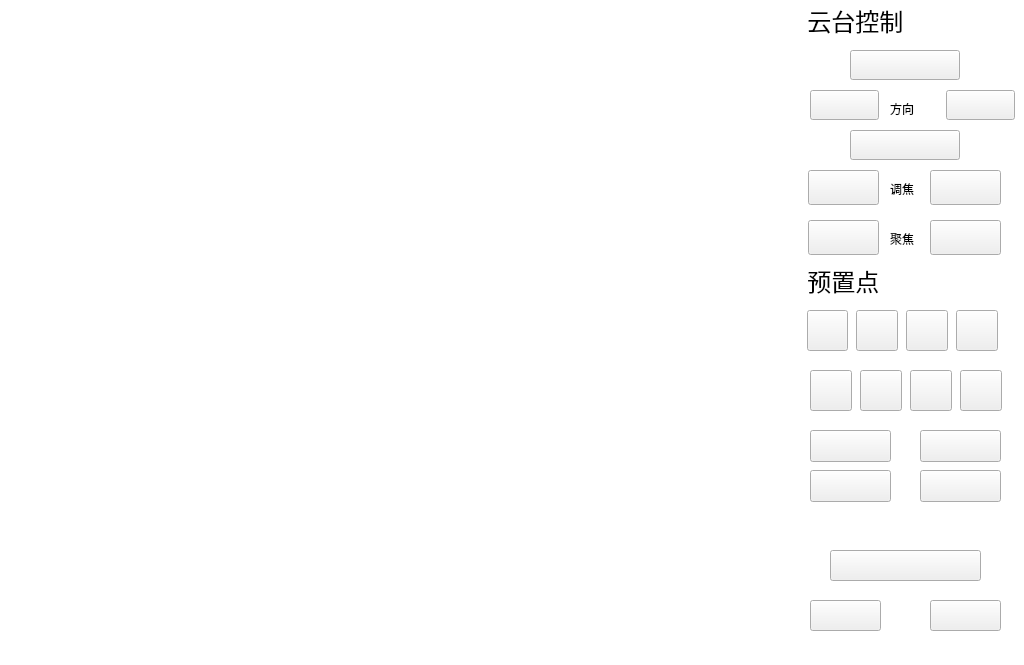
First picture: the form in pvmsmonitorwidget.ui, repository 1157889734/x86MyAppliction, before the edit.
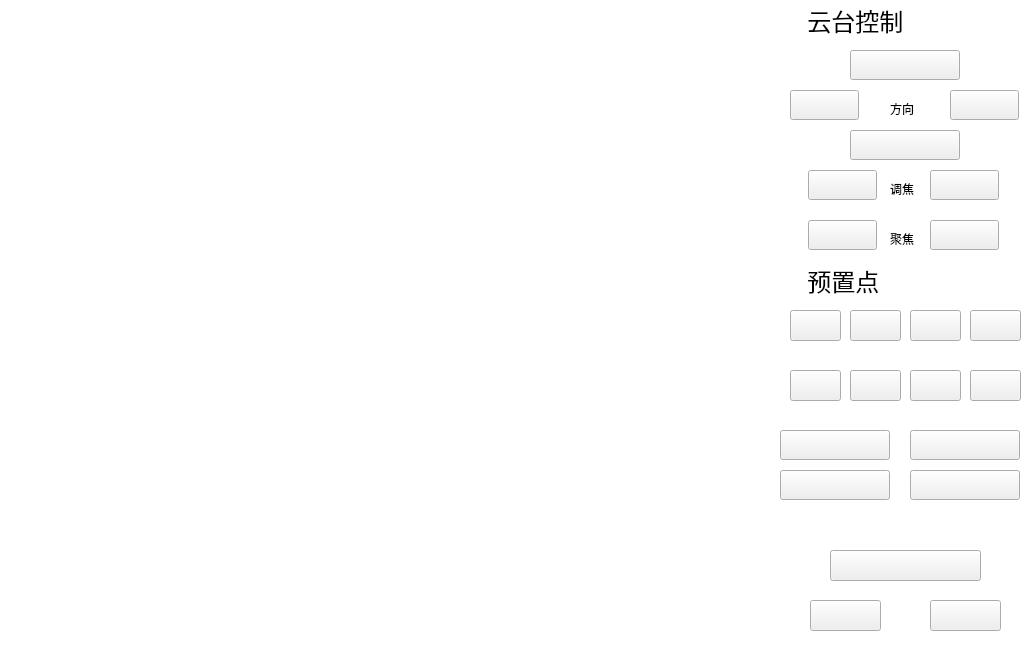
Second picture: the form after the edit. Icons and pictures are not drawn.

Diff of the .ui file:
```diff
--- a/pvmsmonitorwidget.ui
+++ b/pvmsmonitorwidget.ui
@@ -43,10 +43,10 @@
   <widget class="QPushButton" name="presetNoPushButton_8">
    <property name="geometry">
     <rect>
-     <x>960</x>
+     <x>970</x>
      <y>370</y>
-     <width>42</width>
-     <height>41</height>
+     <width>51</width>
+     <height>31</height>
     </rect>
    </property>
    <property name="font">
@@ -72,8 +72,8 @@
     <rect>
      <x>808</x>
      <y>170</y>
-     <width>71</width>
-     <height>35</height>
+     <width>69</width>
+     <height>30</height>
     </rect>
    </property>
    <property name="font">
@@ -85,7 +85,8 @@
     <string notr="true">QPushButton{
 border-image: url(:/res/plus.bmp);}
 QPushButton:pressed
-{background-color: rgb(255, 255, 255);color: rgb(255, 255, 255);border-color: rgb(86, 164, 246);border-width: 6px;border-style: solid;}</string>
+{background-color: rgb(86, 164, 246);color: rgb(255, 255, 255);border-color: rgb(170, 170, 170);border-width: 2px;border-style: solid;}
+</string>
    </property>
    <property name="text">
     <string/>
@@ -96,8 +97,8 @@
     <rect>
      <x>930</x>
      <y>220</y>
-     <width>71</width>
-     <height>35</height>
+     <width>69</width>
+     <height>30</height>
     </rect>
    </property>
    <property name="font">
@@ -109,7 +110,8 @@
     <string notr="true">QPushButton{
 border-image: url(:/res/near.bmp);}
 QPushButton:pressed
-{background-color: rgb(255, 255, 255);color: rgb(255, 255, 255);border-color: rgb(86, 164, 246);border-width: 6px;border-style: solid;}</string>
+{background-color: rgb(86, 164, 246);color: rgb(255, 255, 255);border-color: rgb(170, 170, 170);border-width: 2px;border-style: solid;}
+</string>
    </property>
    <property name="text">
     <string/>
@@ -166,10 +168,10 @@
   <widget class="QPushButton" name="cameraSwitchPushButton">
    <property name="geometry">
     <rect>
-     <x>810</x>
+     <x>780</x>
      <y>470</y>
-     <width>81</width>
-     <height>32</height>
+     <width>110</width>
+     <height>30</height>
     </rect>
    </property>
    <property name="font">
@@ -209,8 +211,8 @@
     <rect>
      <x>808</x>
      <y>220</y>
-     <width>71</width>
-     <height>35</height>
+     <width>69</width>
+     <height>30</height>
     </rect>
    </property>
    <property name="font">
@@ -222,7 +224,8 @@
     <string notr="true">QPushButton{
 border-image: url(:/res/fare.bmp);}
 QPushButton:pressed
-{background-color: rgb(255, 255, 255);color: rgb(255, 255, 255);border-color: rgb(86, 164, 246);border-width: 6px;border-style: solid;}</string>
+{background-color: rgb(86, 164, 246);color: rgb(255, 255, 255);border-color: rgb(170, 170, 170);border-width: 2px;border-style: solid;}
+</string>
    </property>
    <property name="text">
     <string/>
@@ -231,10 +234,10 @@
   <widget class="QPushButton" name="presetNoPushButton_3">
    <property name="geometry">
     <rect>
-     <x>906</x>
+     <x>910</x>
      <y>310</y>
-     <width>42</width>
-     <height>41</height>
+     <width>51</width>
+     <height>31</height>
     </rect>
    </property>
    <property name="font">
@@ -258,7 +261,7 @@
   <widget class="QPushButton" name="pausePollingPushButton">
    <property name="geometry">
     <rect>
-     <x>865</x>
+     <x>860</x>
      <y>510</y>
      <width>30</width>
      <height>31</height>
@@ -288,8 +291,8 @@
     <rect>
      <x>930</x>
      <y>170</y>
-     <width>71</width>
-     <height>35</height>
+     <width>69</width>
+     <height>30</height>
     </rect>
    </property>
    <property name="font">
@@ -301,7 +304,9 @@
     <string notr="true">QPushButton{
 border-image: url(:/res/substruct.bmp);}
 QPushButton:pressed
-{background-color: rgb(255, 255, 255);color: rgb(255, 255, 255);border-color: rgb(86, 164, 246);border-width: 6px;border-style: solid;}</string>
+{background-color: rgb(86, 164, 246);color: rgb(255, 255, 255);border-color: rgb(170, 170, 170);border-width: 2px;border-style: solid;}
+
+</string>
    </property>
    <property name="text">
     <string/>
@@ -310,10 +315,10 @@
   <widget class="QPushButton" name="presetNoPushButton_2">
    <property name="geometry">
     <rect>
-     <x>856</x>
+     <x>850</x>
      <y>310</y>
-     <width>42</width>
-     <height>41</height>
+     <width>51</width>
+     <height>31</height>
     </rect>
    </property>
    <property name="font">
@@ -325,8 +330,7 @@
     <string notr="true">QPushButton{
 border-image: url(:/res/2.bmp);}
 QPushButton:pressed
-{background-color: rgb(255, 255, 255);color: rgb(255, 255, 255);border-color: rgb(86, 164, 246);border-width: 6px;border-style: solid;}
-</string>
+{background-color: rgb(86, 164, 246);color: rgb(255, 255, 255);border-color: rgb(170, 170, 170);border-width: 2px;border-style: solid;}</string>
    </property>
    <property name="text">
     <string/>
@@ -338,7 +342,7 @@
   <widget class="QPushButton" name="ptzRightPushButton">
    <property name="geometry">
     <rect>
-     <x>946</x>
+     <x>950</x>
      <y>90</y>
      <width>69</width>
      <height>30</height>
@@ -348,7 +352,8 @@
     <string notr="true">QPushButton{
 border-image: url(:/res/right.bmp);}
 QPushButton:pressed
-{background-color: rgb(255, 255, 255);color: rgb(255, 255, 255);border-color: rgb(86, 164, 246);border-width: 6px;border-style: solid;}</string>
+{background-color: rgb(86, 164, 246);color: rgb(255, 255, 255);border-color: rgb(170, 170, 170);border-width: 2px;border-style: solid;}
+</string>
    </property>
    <property name="text">
     <string/>
@@ -380,7 +385,7 @@
   <widget class="QPushButton" name="ptzLeftPushButton">
    <property name="geometry">
     <rect>
-     <x>810</x>
+     <x>790</x>
      <y>90</y>
      <width>69</width>
      <height>30</height>
@@ -390,7 +395,8 @@
     <string notr="true">QPushButton{
 border-image: url(:/res/left.bmp);}
 QPushButton:pressed
-{background-color: rgb(255, 255, 255);color: rgb(255, 255, 255);border-color: rgb(86, 164, 246);border-width: 6px;border-style: solid;}</string>
+{background-color: rgb(86, 164, 246);color: rgb(255, 255, 255);border-color: rgb(170, 170, 170);border-width: 2px;border-style: solid;}
+</string>
    </property>
    <property name="text">
     <string/>
@@ -432,10 +438,10 @@
   <widget class="QPushButton" name="presetSetPushButton">
    <property name="geometry">
     <rect>
-     <x>810</x>
+     <x>780</x>
      <y>430</y>
-     <width>81</width>
-     <height>32</height>
+     <width>110</width>
+     <height>30</height>
     </rect>
    </property>
    <property name="font">
@@ -464,8 +470,8 @@
     <rect>
      <x>910</x>
      <y>370</y>
-     <width>42</width>
-     <height>41</height>
+     <width>51</width>
+     <height>31</height>
     </rect>
    </property>
    <property name="font">
@@ -565,10 +571,10 @@
   <widget class="QPushButton" name="fillLightSwitchPushButton">
    <property name="geometry">
     <rect>
-     <x>920</x>
+     <x>910</x>
      <y>470</y>
-     <width>81</width>
-     <height>32</height>
+     <width>110</width>
+     <height>30</height>
     </rect>
    </property>
    <property name="font">
@@ -589,10 +595,10 @@
   <widget class="QPushButton" name="presetNoPushButton_4">
    <property name="geometry">
     <rect>
-     <x>956</x>
+     <x>970</x>
      <y>310</y>
-     <width>42</width>
-     <height>41</height>
+     <width>51</width>
+     <height>31</height>
     </rect>
    </property>
    <property name="font">
@@ -638,7 +644,7 @@
   <widget class="QPushButton" name="pollingNextOnePushButton">
    <property name="geometry">
     <rect>
-     <x>965</x>
+     <x>970</x>
      <y>510</y>
      <width>30</width>
      <height>31</height>
@@ -697,7 +703,7 @@
   <widget class="QPushButton" name="pollingLastOnePushButton">
    <property name="geometry">
     <rect>
-     <x>815</x>
+     <x>800</x>
      <y>510</y>
      <width>30</width>
      <height>31</height>
@@ -758,10 +764,10 @@
   <widget class="QPushButton" name="presetNoPushButton_6">
    <property name="geometry">
     <rect>
-     <x>860</x>
+     <x>850</x>
      <y>370</y>
-     <width>42</width>
-     <height>41</height>
+     <width>51</width>
+     <height>31</height>
     </rect>
    </property>
    <property name="font">
@@ -785,10 +791,10 @@
   <widget class="QPushButton" name="presetNoPushButton">
    <property name="geometry">
     <rect>
-     <x>807</x>
+     <x>790</x>
      <y>310</y>
-     <width>41</width>
-     <height>41</height>
+     <width>51</width>
+     <height>31</height>
     </rect>
    </property>
    <property name="font">
@@ -798,9 +804,7 @@
    </property>
    <property name="styleSheet">
     <string notr="true">QPushButton
-{border-image: url(:/res/1.bmp);}
-QPushButton:pressed
-{background-color: rgb(255, 255, 255);color: rgb(255, 255, 255);border-color: rgb(86, 164, 246);border-width: 6px;border-style: solid;}
+{background-image: url(:/monres/11.bmp);}
 </string>
    </property>
    <property name="text">
@@ -819,10 +823,10 @@
   <widget class="QPushButton" name="presetNoPushButton_5">
    <property name="geometry">
     <rect>
-     <x>810</x>
+     <x>790</x>
      <y>370</y>
-     <width>42</width>
-     <height>41</height>
+     <width>51</width>
+     <height>31</height>
     </rect>
    </property>
    <property name="font">
@@ -894,10 +898,10 @@
   <widget class="QPushButton" name="presetGetPushButton">
    <property name="geometry">
     <rect>
-     <x>920</x>
+     <x>910</x>
      <y>430</y>
-     <width>81</width>
-     <height>32</height>
+     <width>110</width>
+     <height>30</height>
     </rect>
    </property>
    <property name="font">
```
Left out of the diff: 29 changed lines with no effect on the pictures.
